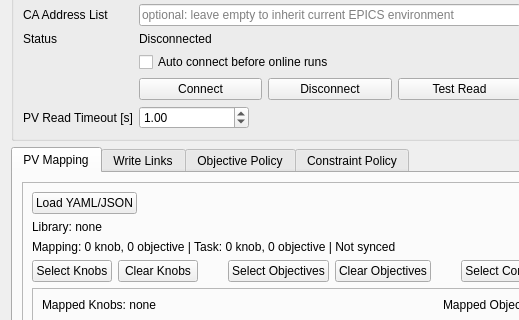
Old version of the form src/gotacc/gui/ui/page_machine.ui in the repository ustc-zhr/GOTAcc; both pictures show x 0 to 519 and y 96 to 416 of the 1280 by 920 pixel window.
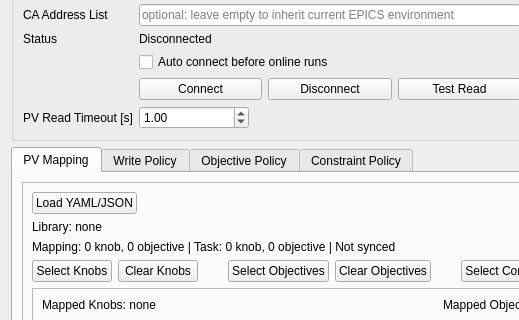
New version of the form.

```diff
--- a/src/gotacc/gui/ui/page_machine.ui
+++ b/src/gotacc/gui/ui/page_machine.ui
@@ -287,7 +287,7 @@
       </layout>
      </widget>
      <widget class="QWidget" name="tab_writePolicy">
-      <attribute name="title"><string>Write Links</string></attribute>
+      <attribute name="title"><string>Write Policy</string></attribute>
       <layout class="QVBoxLayout" name="verticalLayout_writePolicy">
        <item>
         <layout class="QHBoxLayout" name="horizontalLayout_writePolicyTop">
```
